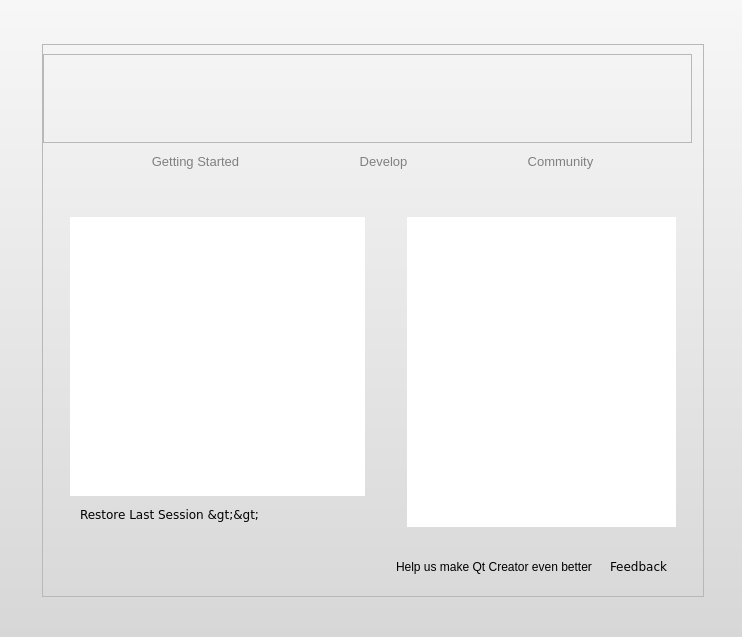
This is src/plugins/coreplugin/welcomemode.ui in qt-creator/qt-creator as Qt 5 draws it before an edit. The edited form follows.
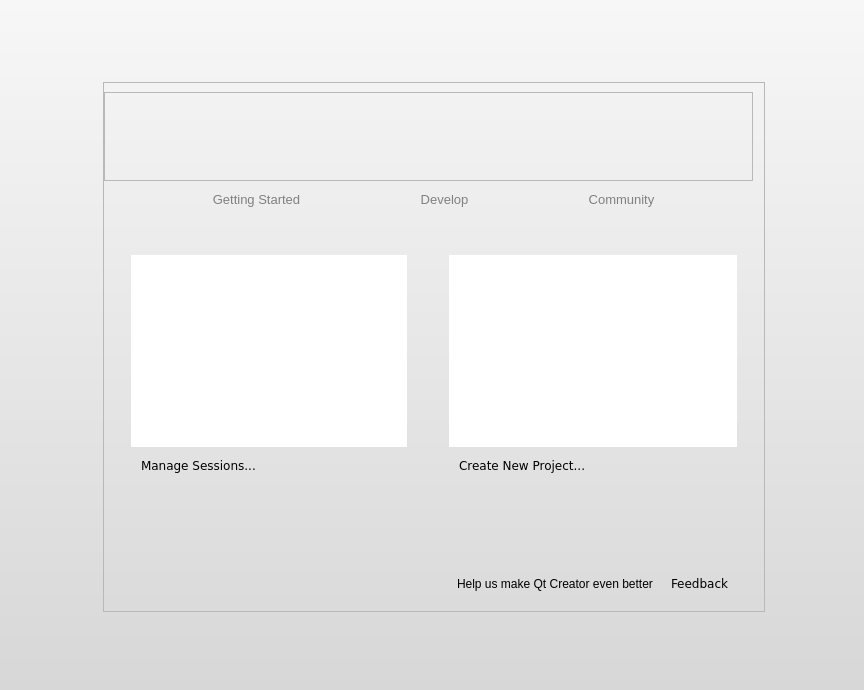
This is the edited form. The open tabs and pages were chosen to show the change. Icons and pictures are not drawn. Custom widgets are drawn as their Qt base class.

Commit message:
welcome screen: preview in news feed, Buttons added, resizing sanatized
Manage Sessions replaces "Restore last session" (which can be done by clicking
the "(last session)" session anyway. Also, added a "Create New Project" button.
Ensured that the welcome screen is only as high as needed (will orient on the
amount of items in the contained treewidgets). Scrolling is still last resort.

```diff
--- a/src/plugins/coreplugin/welcomemode.ui
+++ b/src/plugins/coreplugin/welcomemode.ui
@@ -6,8 +6,8 @@
    <rect>
     <x>0</x>
     <y>0</y>
-    <width>742</width>
-    <height>637</height>
+    <width>864</width>
+    <height>690</height>
    </rect>
   </property>
   <property name="styleSheet">
@@ -202,7 +202,7 @@
          <item>
           <widget class="QStackedWidget" name="stackedWidget">
            <property name="currentIndex">
-            <number>2</number>
+            <number>0</number>
            </property>
            <widget class="QWidget" name="gettingStartedPage">
             <layout class="QGridLayout" name="gridLayout_9">
@@ -232,6 +232,12 @@
                <layout class="QGridLayout" name="gridLayout_6">
                 <item row="0" column="0">
                  <widget class="QLabel" name="tutorialsTitleLabel">
+                  <property name="sizePolicy">
+                   <sizepolicy hsizetype="Preferred" vsizetype="Maximum">
+                    <horstretch>0</horstretch>
+                    <verstretch>0</verstretch>
+                   </sizepolicy>
+                  </property>
                   <property name="alignment">
                    <set>Qt::AlignLeading|Qt::AlignLeft|Qt::AlignTop</set>
                   </property>
@@ -240,7 +246,7 @@
                 <item row="1" column="0">
                  <widget class="Core::Internal::WelcomeModeTreeWidget" name="tutorialTreeWidget">
                   <property name="sizePolicy">
-                   <sizepolicy hsizetype="Preferred" vsizetype="MinimumExpanding">
+                   <sizepolicy hsizetype="Preferred" vsizetype="Preferred">
                     <horstretch>0</horstretch>
                     <verstretch>0</verstretch>
                    </sizepolicy>
@@ -361,11 +367,11 @@
                <property name="styleSheet">
                 <string/>
                </property>
-               <layout class="QGridLayout" name="gridLayout_10">
+               <layout class="QGridLayout" name="gridLayout_11">
                 <item row="0" column="0">
                  <widget class="QLabel" name="didYouKnowTitleLabel">
                   <property name="sizePolicy">
-                   <sizepolicy hsizetype="MinimumExpanding" vsizetype="Preferred">
+                   <sizepolicy hsizetype="MinimumExpanding" vsizetype="Maximum">
                     <horstretch>0</horstretch>
                     <verstretch>0</verstretch>
                    </sizepolicy>
@@ -375,28 +381,28 @@
                   </property>
                  </widget>
                 </item>
-                <item row="1" column="0" colspan="3">
-                 <widget class="QTextBrowser" name="didYouKnowTextBrowser">
-                  <property name="frameShape">
-                   <enum>QFrame::NoFrame</enum>
+                <item row="0" column="1">
+                 <layout class="QGridLayout" name="gridLayout_10">
+                  <property name="spacing">
+                   <number>0</number>
                   </property>
-                  <property name="frameShadow">
-                   <enum>QFrame::Plain</enum>
-                  </property>
-                  <property name="verticalScrollBarPolicy">
-                   <enum>Qt::ScrollBarAlwaysOff</enum>
-                  </property>
-                  <property name="horizontalScrollBarPolicy">
-                   <enum>Qt::ScrollBarAlwaysOff</enum>
-                  </property>
-                  <property name="openExternalLinks">
-                   <bool>true</bool>
-                  </property>
-                 </widget>
-                </item>
-                <item row="0" column="2">
-                 <layout class="QHBoxLayout" name="horizontalLayout_2">
-                  <item>
+                  <item row="0" column="0" colspan="2">
+                   <spacer name="verticalSpacer_4">
+                    <property name="orientation">
+                     <enum>Qt::Vertical</enum>
+                    </property>
+                    <property name="sizeType">
+                     <enum>QSizePolicy::Preferred</enum>
+                    </property>
+                    <property name="sizeHint" stdset="0">
+                     <size>
+                      <width>20</width>
+                      <height>2</height>
+                     </size>
+                    </property>
+                   </spacer>
+                  </item>
+                  <item row="1" column="0">
                    <widget class="QToolButton" name="prevTipBtn">
                     <property name="text">
                      <string>&lt;</string>
@@ -406,7 +412,7 @@
                     </property>
                    </widget>
                   </item>
-                  <item>
+                  <item row="1" column="1">
                    <widget class="QToolButton" name="nextTipBtn">
                     <property name="text">
                      <string>&gt;</string>
@@ -416,8 +422,46 @@
                     </property>
                    </widget>
                   </item>
+                  <item row="2" column="0" colspan="2">
+                   <spacer name="verticalSpacer_3">
+                    <property name="orientation">
+                     <enum>Qt::Vertical</enum>
+                    </property>
+                    <property name="sizeHint" stdset="0">
+                     <size>
+                      <width>20</width>
+                      <height>2</height>
+                     </size>
+                    </property>
+                   </spacer>
+                  </item>
                  </layout>
                 </item>
+                <item row="1" column="0" colspan="2">
+                 <widget class="QTextBrowser" name="didYouKnowTextBrowser">
+                  <property name="sizePolicy">
+                   <sizepolicy hsizetype="Minimum" vsizetype="Preferred">
+                    <horstretch>0</horstretch>
+                    <verstretch>0</verstretch>
+                   </sizepolicy>
+                  </property>
+                  <property name="frameShape">
+                   <enum>QFrame::NoFrame</enum>
+                  </property>
+                  <property name="frameShadow">
+                   <enum>QFrame::Plain</enum>
+                  </property>
+                  <property name="verticalScrollBarPolicy">
+                   <enum>Qt::ScrollBarAlwaysOff</enum>
+                  </property>
+                  <property name="horizontalScrollBarPolicy">
+                   <enum>Qt::ScrollBarAlwaysOff</enum>
+                  </property>
+                  <property name="openExternalLinks">
+                   <bool>true</bool>
+                  </property>
+                 </widget>
+                </item>
                </layout>
               </widget>
              </item>
@@ -449,17 +493,23 @@
                 <string/>
                </property>
                <layout class="QGridLayout" name="gridLayout_3">
-                <item row="0" column="0" colspan="2">
+                <item row="0" column="0" colspan="3">
                  <widget class="QLabel" name="recentSessionsTitleLabel">
+                  <property name="sizePolicy">
+                   <sizepolicy hsizetype="MinimumExpanding" vsizetype="Maximum">
+                    <horstretch>0</horstretch>
+                    <verstretch>0</verstretch>
+                   </sizepolicy>
+                  </property>
                   <property name="alignment">
                    <set>Qt::AlignLeading|Qt::AlignLeft|Qt::AlignTop</set>
                   </property>
                  </widget>
                 </item>
-                <item row="1" column="0" colspan="2">
+                <item row="1" column="0" colspan="3">
                  <widget class="Core::Internal::WelcomeModeTreeWidget" name="sessTreeWidget">
                   <property name="sizePolicy">
-                   <sizepolicy hsizetype="Preferred" vsizetype="MinimumExpanding">
+                   <sizepolicy hsizetype="Preferred" vsizetype="Preferred">
                     <horstretch>0</horstretch>
                     <verstretch>0</verstretch>
                    </sizepolicy>
@@ -509,8 +559,8 @@
                   </column>
                  </widget>
                 </item>
-                <item row="2" column="0">
-                 <widget class="Core::Internal::WelcomeModeButton" name="restoreSessionButton">
+                <item row="2" column="0" colspan="2">
+                 <widget class="Core::Internal::WelcomeModeButton" name="manageSessionsButton">
                   <property name="sizePolicy">
                    <sizepolicy hsizetype="Preferred" vsizetype="Fixed">
                     <horstretch>0</horstretch>
@@ -534,17 +584,21 @@
 </string>
                   </property>
                   <property name="text">
-                   <string>&lt;qt&gt;Restore Last Session &amp;gt;&amp;gt;</string>
+                   <string>&lt;!DOCTYPE HTML PUBLIC &quot;-//W3C//DTD HTML 4.0//EN&quot; &quot;http://www.w3.org/TR/REC-html40/strict.dtd&quot;&gt;
+&lt;html&gt;&lt;head&gt;&lt;meta name=&quot;qrichtext&quot; content=&quot;1&quot; /&gt;&lt;style type=&quot;text/css&quot;&gt;
+p, li { white-space: pre-wrap; }
+&lt;/style&gt;&lt;/head&gt;&lt;body style=&quot; font-family:'lucida sans'; font-weight:400; font-style:normal;&quot;&gt;
+&lt;p style=&quot; margin-top:0px; margin-bottom:0px; margin-left:0px; margin-right:0px; -qt-block-indent:0; text-indent:0px;&quot;&gt;Manage Sessions...&lt;/p&gt;&lt;/body&gt;&lt;/html&gt;</string>
                   </property>
                  </widget>
                 </item>
-                <item row="2" column="1">
+                <item row="2" column="2">
                  <spacer name="horizontalSpacer_3">
                   <property name="orientation">
                    <enum>Qt::Horizontal</enum>
                   </property>
                   <property name="sizeType">
-                   <enum>QSizePolicy::Preferred</enum>
+                   <enum>QSizePolicy::Expanding</enum>
                   </property>
                   <property name="sizeHint" stdset="0">
                    <size>
@@ -554,6 +608,22 @@
                   </property>
                  </spacer>
                 </item>
+                <item row="3" column="1">
+                 <spacer name="verticalSpacer">
+                  <property name="orientation">
+                   <enum>Qt::Vertical</enum>
+                  </property>
+                  <property name="sizeType">
+                   <enum>QSizePolicy::Expanding</enum>
+                  </property>
+                  <property name="sizeHint" stdset="0">
+                   <size>
+                    <width>20</width>
+                    <height>53</height>
+                   </size>
+                  </property>
+                 </spacer>
+                </item>
                </layout>
               </widget>
              </item>
@@ -563,17 +633,23 @@
                 <string/>
                </property>
                <layout class="QGridLayout" name="gridLayout_5">
-                <item row="0" column="0">
+                <item row="0" column="0" colspan="3">
                  <widget class="QLabel" name="projTitleLabel">
+                  <property name="sizePolicy">
+                   <sizepolicy hsizetype="MinimumExpanding" vsizetype="Maximum">
+                    <horstretch>0</horstretch>
+                    <verstretch>0</verstretch>
+                   </sizepolicy>
+                  </property>
                   <property name="alignment">
                    <set>Qt::AlignLeading|Qt::AlignLeft|Qt::AlignTop</set>
                   </property>
                  </widget>
                 </item>
-                <item row="1" column="0">
+                <item row="1" column="0" colspan="3">
                  <widget class="Core::Internal::WelcomeModeTreeWidget" name="projTreeWidget">
                   <property name="sizePolicy">
-                   <sizepolicy hsizetype="Preferred" vsizetype="MinimumExpanding">
+                   <sizepolicy hsizetype="Preferred" vsizetype="Preferred">
                     <horstretch>0</horstretch>
                     <verstretch>0</verstretch>
                    </sizepolicy>
@@ -623,6 +699,68 @@
                   </column>
                  </widget>
                 </item>
+                <item row="2" column="0" colspan="2">
+                 <widget class="Core::Internal::WelcomeModeButton" name="createNewProjectButton">
+                  <property name="sizePolicy">
+                   <sizepolicy hsizetype="Preferred" vsizetype="Fixed">
+                    <horstretch>0</horstretch>
+                    <verstretch>0</verstretch>
+                   </sizepolicy>
+                  </property>
+                  <property name="styleSheet">
+                   <string>* {
+    border-image: url(:/core/images/welcomemode/btn_26.png) 7;
+    border-width: 7;
+    padding: -2px 0;
+    font-size: 12px;
+    font-family: lucida sans, dejavu sans, sans serif;
+    color: black;
+}
+
+*:hover {
+    border-image: url(:/core/images/welcomemode/btn_26_hover.png) 7;
+    color: white;
+}
+</string>
+                  </property>
+                  <property name="text">
+                   <string>&lt;!DOCTYPE HTML PUBLIC &quot;-//W3C//DTD HTML 4.0//EN&quot; &quot;http://www.w3.org/TR/REC-html40/strict.dtd&quot;&gt;
+&lt;html&gt;&lt;head&gt;&lt;meta name=&quot;qrichtext&quot; content=&quot;1&quot; /&gt;&lt;style type=&quot;text/css&quot;&gt;
+p, li { white-space: pre-wrap; }
+&lt;/style&gt;&lt;/head&gt;&lt;body style=&quot; font-family:'lucida sans'; font-weight:400; font-style:normal;&quot;&gt;
+&lt;p style=&quot; margin-top:0px; margin-bottom:0px; margin-left:0px; margin-right:0px; -qt-block-indent:0; text-indent:0px;&quot;&gt;Create New Project...&lt;/p&gt;&lt;/body&gt;&lt;/html&gt;</string>
+                  </property>
+                 </widget>
+                </item>
+                <item row="2" column="2">
+                 <spacer name="horizontalSpacer">
+                  <property name="orientation">
+                   <enum>Qt::Horizontal</enum>
+                  </property>
+                  <property name="sizeHint" stdset="0">
+                   <size>
+                    <width>157</width>
+                    <height>20</height>
+                   </size>
+                  </property>
+                 </spacer>
+                </item>
+                <item row="3" column="1">
+                 <spacer name="verticalSpacer_2">
+                  <property name="orientation">
+                   <enum>Qt::Vertical</enum>
+                  </property>
+                  <property name="sizeType">
+                   <enum>QSizePolicy::Expanding</enum>
+                  </property>
+                  <property name="sizeHint" stdset="0">
+                   <size>
+                    <width>20</width>
+                    <height>40</height>
+                   </size>
+                  </property>
+                 </spacer>
+                </item>
                </layout>
               </widget>
              </item>
@@ -660,6 +798,12 @@
                 </item>
                 <item>
                  <widget class="Core::Internal::WelcomeModeTreeWidget" name="newsTreeWidget">
+                  <property name="sizePolicy">
+                   <sizepolicy hsizetype="Expanding" vsizetype="Preferred">
+                    <horstretch>0</horstretch>
+                    <verstretch>0</verstretch>
+                   </sizepolicy>
+                  </property>
                   <property name="minimumSize">
                    <size>
                     <width>360</width>
@@ -802,7 +946,7 @@
             <number>15</number>
            </property>
            <property name="bottomMargin">
-            <number>17</number>
+            <number>15</number>
            </property>
            <item>
             <spacer name="horizontalSpacer_5">
@@ -873,7 +1017,7 @@
          <enum>Qt::Vertical</enum>
         </property>
         <property name="sizeType">
-         <enum>QSizePolicy::Maximum</enum>
+         <enum>QSizePolicy::Expanding</enum>
         </property>
         <property name="sizeHint" stdset="0">
          <size>
@@ -889,7 +1033,7 @@
          <enum>Qt::Vertical</enum>
         </property>
         <property name="sizeType">
-         <enum>QSizePolicy::Maximum</enum>
+         <enum>QSizePolicy::Expanding</enum>
         </property>
         <property name="sizeHint" stdset="0">
          <size>
```
The commit also changes 9 other files.
